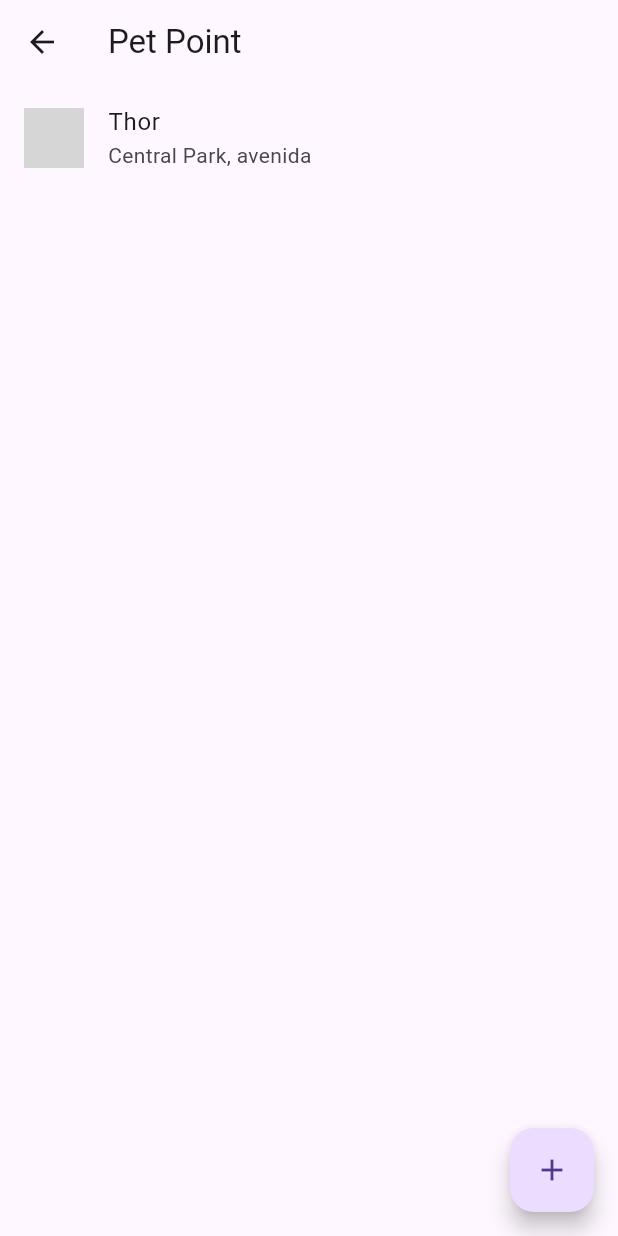
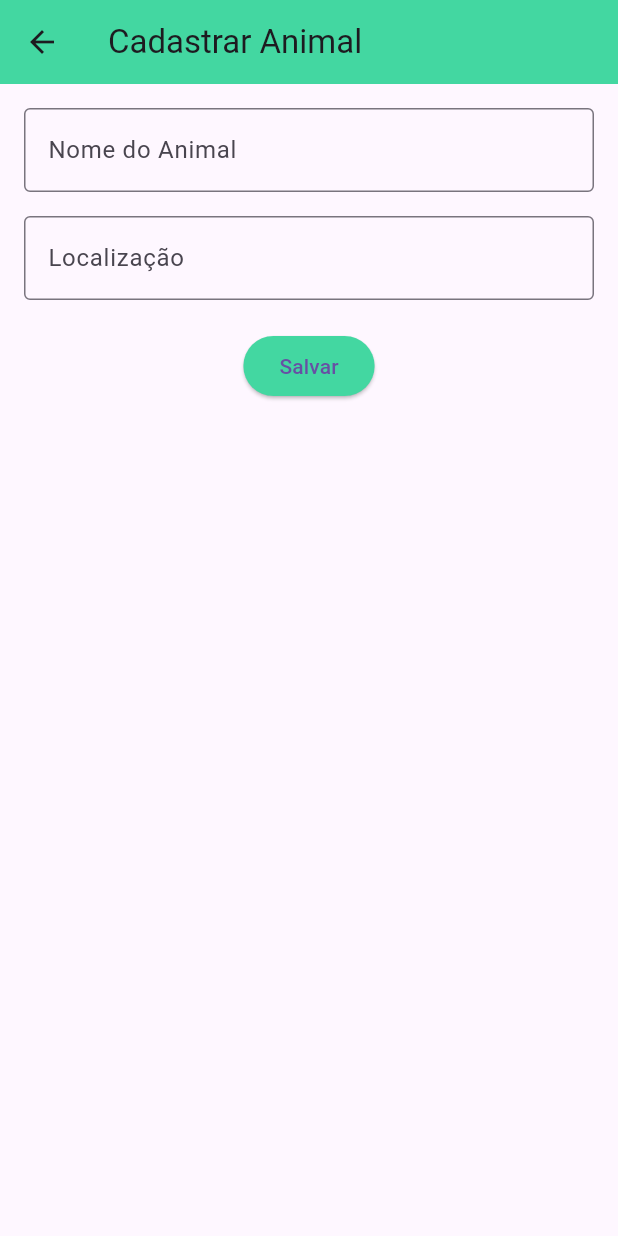
Before and after one commit to CaioScura/PetPoint, a Flutter app: the TelaInicial screen opened by its route, after a tap on the "add" icon, on a phone screen of 412 x 824 dp. Run offline on Flutter 3.47's test engine with Material 3 defaults, Android fonts, the phone set to English and light mode, and no system bars; grey boxes are pictures that could not be loaded.

Commit message:
fix tela inicial e tela de cadastro animal

```diff
--- a/lib/main.dart
+++ b/lib/main.dart
@@ -5,6 +5,7 @@ import 'package:petpoint/screens/signup_screen.dart';
 import 'package:petpoint/screens/forgot_password_screen.dart';
 import 'package:petpoint/screens/tela_inicial.dart';
 import 'package:petpoint/utils/constants.dart';
+import 'package:petpoint/screens/cadastro_animal_screen.dart';
 
 void main() {
   runApp(MyApp());
@@ -25,6 +26,7 @@ class MyApp extends StatelessWidget {
         '/signup': (context) => SignupScreen(),
         '/forgot-password': (context) => ForgotPasswordScreen(),
         '/home': (context) => TelaInicial(),
+        '/cadastro-animal': (context) => CadastroAnimalScreen(),
       },
     );
   }
--- /dev/null
+++ b/lib/screens/cadastro_animal_screen.dart
@@ -0,0 +1,50 @@
+// lib/screens/cadastro_animal_screen.dart
+import 'package:flutter/material.dart';
+
+class CadastroAnimalScreen extends StatelessWidget {
+  final TextEditingController nomeController = TextEditingController();
+  final TextEditingController localizacaoController = TextEditingController();
+
+  @override
+  Widget build(BuildContext context) {
+    return Scaffold(
+      appBar: AppBar(
+        backgroundColor: Color(0xFF43d7a1),
+        title: Text('Cadastrar Animal'),
+      ),
+      body: Padding(
+        padding: const EdgeInsets.all(16.0),
+        child: Column(
+          children: [
+            TextField(
+              controller: nomeController,
+              decoration: InputDecoration(
+                labelText: 'Nome do Animal',
+                border: OutlineInputBorder(),
+              ),
+            ),
+            SizedBox(height: 16.0),
+            TextField(
+              controller: localizacaoController,
+              decoration: InputDecoration(
+                labelText: 'Localização',
+                border: OutlineInputBorder(),
+              ),
+            ),
+            SizedBox(height: 20.0),
+            ElevatedButton(
+              onPressed: () {
+                // Lógica para salvar o animal
+                Navigator.pop(context); // Retorna para a tela anterior após salvar
+              },
+              child: Text('Salvar'),
+              style: ElevatedButton.styleFrom(
+                backgroundColor: Color(0xFF43d7a1),
+              ),
+            ),
+          ],
+        ),
+      ),
+    );
+  }
+}
--- a/lib/screens/tela_inicial.dart
+++ b/lib/screens/tela_inicial.dart
@@ -1,32 +1,100 @@
 // lib/screens/tela_inicial.dart
 import 'package:flutter/material.dart';
-import 'package:petpoint/screens/tela_cadastro.dart'; // Para navegar para a TelaCadastro
 
 class TelaInicial extends StatelessWidget {
+  final List<Map<String, String>> animais = [
+    {'nome': 'Thor', 'localizacao': 'Central Park, avenida'},
+    {'nome': 'Simba', 'localizacao': 'Central Park, avenida'},
+    {'nome': 'Toddy', 'localizacao': 'Central Park, avenida'},
+    {'nome': 'Scooby', 'localizacao': 'Central Park, avenida'},
+    {'nome': 'Neve', 'localizacao': 'Central Park, avenida'},
+    {'nome': 'Conan', 'localizacao': 'Central Park, avenida'},
+    {'nome': 'Alf', 'localizacao': 'Central Park, avenida'},
+  ];
+
   @override
   Widget build(BuildContext context) {
     return Scaffold(
-      appBar: AppBar(
-        title: Text('Pet Point'),
-      ),
-      body: ListView(
+      backgroundColor: Colors.grey[200], // Fundo cinza claro
+      body: Column(
         children: [
-          // Aqui você pode implementar a lista dos animais cadastrados
-          ListTile(
-            leading: CircleAvatar(
-              backgroundImage: AssetImage('assets/images/dog1.jpg'), // Exemplo de imagem
+          // Cabeçalho verde
+          Container(
+            color: Color(0xFF43d7a1), // Cor verde do cabeçalho
+            padding: EdgeInsets.all(24.0),
+            width: double.infinity,
+            child: Column(
+              crossAxisAlignment: CrossAxisAlignment.start,
+              children: [
+                Text(
+                  'Pet Point',
+                  style: TextStyle(
+                    color: Colors.white,
+                    fontSize: 32.0,
+                    fontWeight: FontWeight.bold,
+                  ),
+                ),
+                SizedBox(height: 8.0),
+                Row(
+                  mainAxisAlignment: MainAxisAlignment.start,
+                  children: [
+                    Icon(Icons.pets, color: Colors.white, size: 24.0),
+                    SizedBox(width: 8.0),
+                    Text(
+                      'Seu ponto de encontro para pets',
+                      style: TextStyle(
+                        color: Colors.white,
+                        fontSize: 16.0,
+                      ),
+                    ),
+                  ],
+                ),
+              ],
             ),
-            title: Text('Thor'),
-            subtitle: Text('Central Park, avenida'),
           ),
-          // Adicione outros ListTiles para outros animais...
+          // Lista de animais
+          Expanded(
+            child: ListView.separated(
+              padding: EdgeInsets.all(16.0),
+              itemCount: animais.length,
+              itemBuilder: (context, index) {
+                return Card(
+                  color: Colors.white,
+                  shape: RoundedRectangleBorder(
+                    borderRadius: BorderRadius.circular(8.0),
+                  ),
+                  child: ListTile(
+                    leading: CircleAvatar(
+                      backgroundImage: AssetImage('assets/images/pet_placeholder.png'), // Coloque a imagem do animal aqui
+                      radius: 30.0,
+                    ),
+                    title: Text(
+                      animais[index]['nome']!,
+                      style: TextStyle(fontSize: 18.0, fontWeight: FontWeight.bold),
+                    ),
+                    subtitle: Text(animais[index]['localizacao']!),
+                    trailing: Icon(Icons.pets, color: Color(0xFF43d7a1)), // Ícone de pata
+                  ),
+                );
+              },
+              separatorBuilder: (context, index) {
+                return Divider(
+                  color: Colors.grey[300],
+                  thickness: 1,
+                  height: 20,
+                ); // Linha separadora entre os cards
+              },
+            ),
+          ),
         ],
       ),
+      // Botão para adicionar novo animal
       floatingActionButton: FloatingActionButton(
         onPressed: () {
-          Navigator.pushNamed(context, '/cadastrar-animal');
+          Navigator.pushNamed(context, '/cadastro-animal'); // Redireciona para a tela de cadastro
         },
-        child: Icon(Icons.add),
+        backgroundColor: Color(0xFF43d7a1), // Cor verde
+        child: Icon(Icons.add, color: Colors.white),
       ),
     );
   }
```
